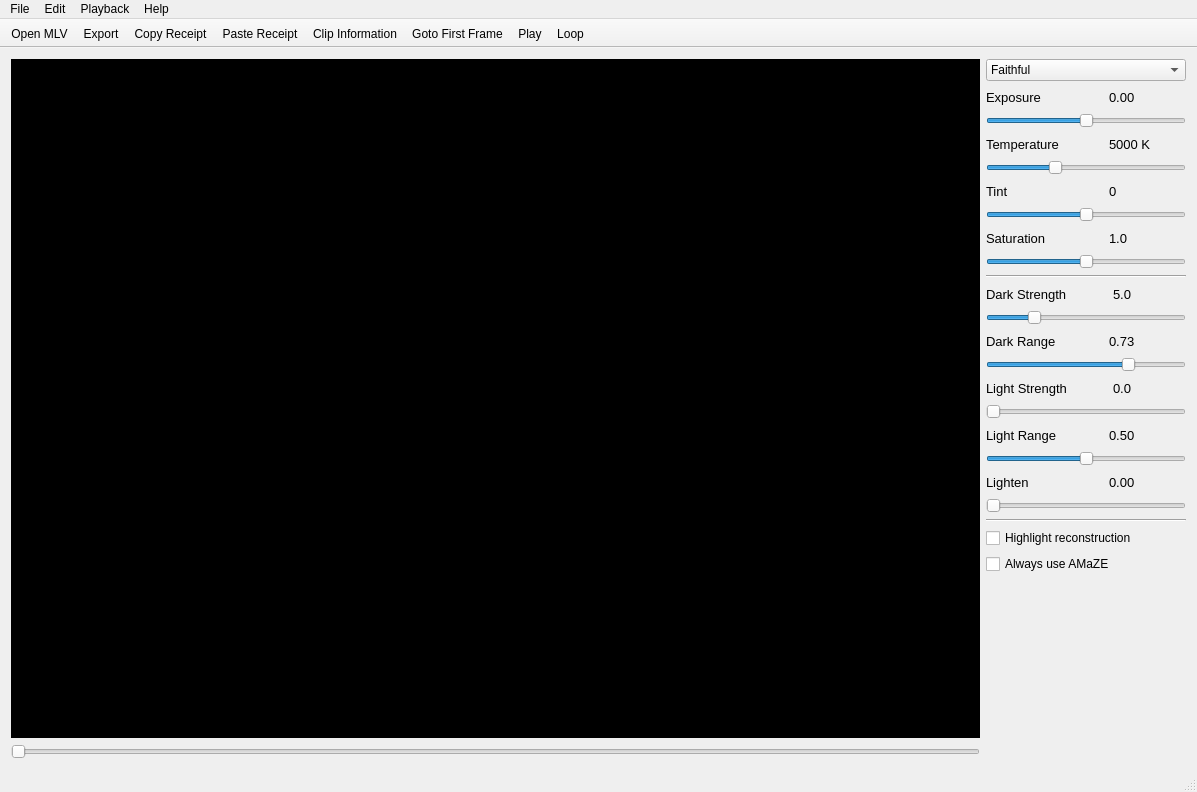
First picture: the form in platform/qt/MainWindow.ui, repository ilia3101/MLV-App, before the edit.
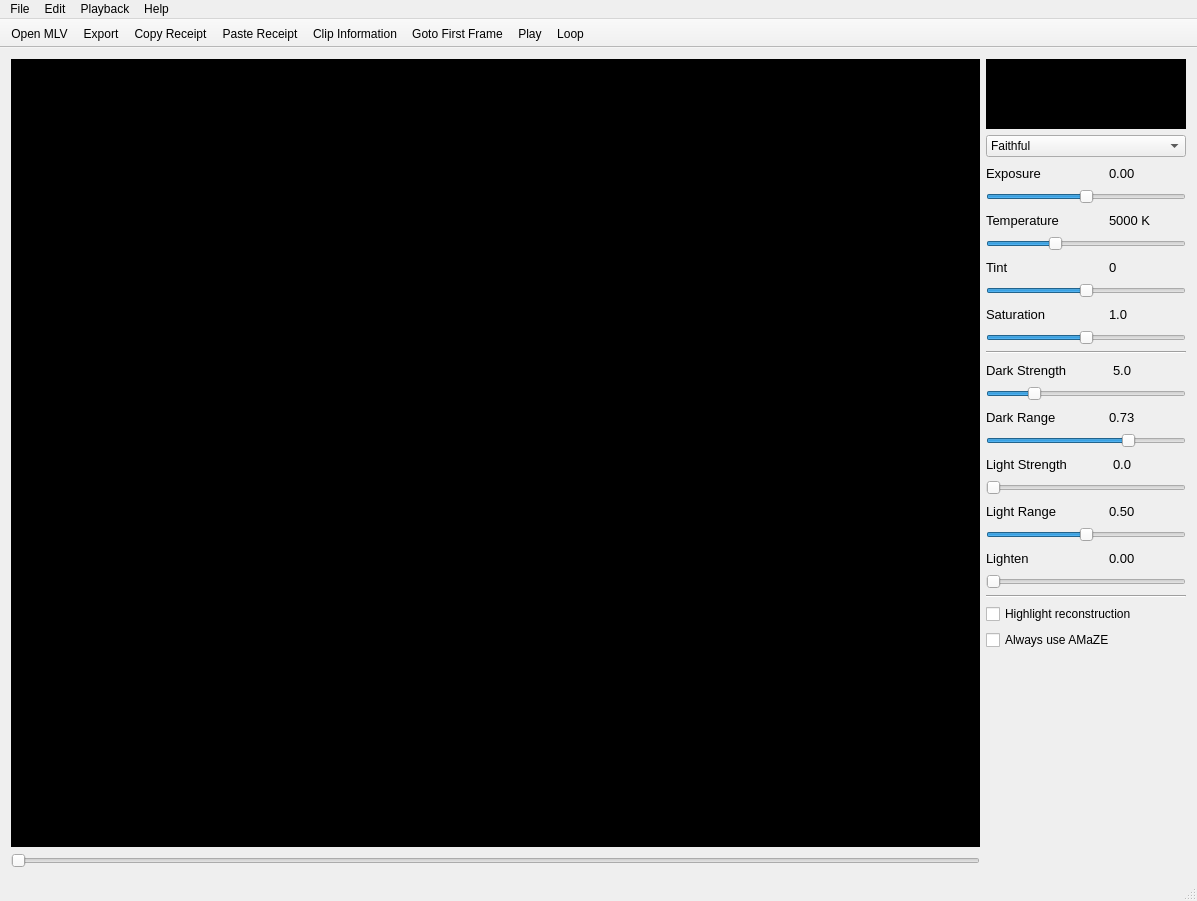
Second picture: the form after the edit. Icons and pictures are not drawn.

Commit message: QtApp: Added Histogram

Patch:
```diff
--- a/platform/qt/MainWindow.ui
+++ b/platform/qt/MainWindow.ui
@@ -7,7 +7,7 @@
     <x>0</x>
     <y>0</y>
     <width>1197</width>
-    <height>792</height>
+    <height>901</height>
    </rect>
   </property>
   <property name="windowTitle">
@@ -50,6 +50,34 @@
     </item>
     <item row="0" column="1">
      <layout class="QVBoxLayout" name="verticalLayout_2">
+      <item>
+       <widget class="QFrame" name="frameHistogram">
+        <property name="minimumSize">
+         <size>
+          <width>200</width>
+          <height>70</height>
+         </size>
+        </property>
+        <property name="maximumSize">
+         <size>
+          <width>200</width>
+          <height>70</height>
+         </size>
+        </property>
+        <property name="styleSheet">
+         <string notr="true">background-color: rgb(0, 0, 0);</string>
+        </property>
+        <property name="frameShape">
+         <enum>QFrame::NoFrame</enum>
+        </property>
+        <property name="frameShadow">
+         <enum>QFrame::Plain</enum>
+        </property>
+        <property name="lineWidth">
+         <number>0</number>
+        </property>
+       </widget>
+      </item>
       <item>
        <widget class="QComboBox" name="comboBox">
         <property name="minimumSize">
```
Left out of the diff: 10 changed lines with no effect on the pictures. The commit also changes 5 other files.
